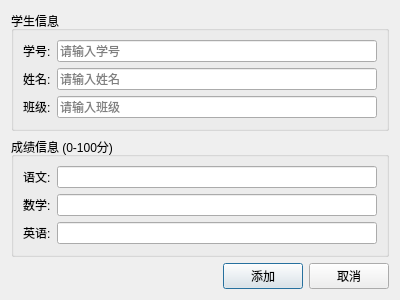
Old version of the form addstudentdialog.ui in the repository dkxjxj/qt_final.
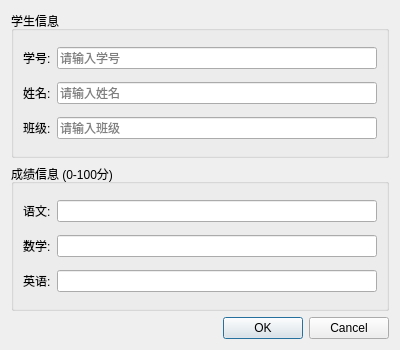
New version of the form.

Commit message: 完善实现了查找学生，删除学生，添加学生，连接数据库等多个功能

The edit to the form file:
```diff
--- a/addstudentdialog.ui
+++ b/addstudentdialog.ui
@@ -7,7 +7,7 @@
     <x>0</x>
     <y>0</y>
     <width>400</width>
-    <height>300</height>
+    <height>350</height>
    </rect>
   </property>
   <property name="windowTitle">
@@ -105,35 +105,14 @@
     </widget>
    </item>
    <item>
-    <layout class="QHBoxLayout" name="horizontalLayout">
-     <item>
-      <spacer name="horizontalSpacer">
-       <property name="orientation">
-        <enum>Qt::Horizontal</enum>
-       </property>
-       <property name="sizeHint" stdset="0">
-        <size>
-         <width>40</width>
-         <height>20</height>
-        </size>
-       </property>
-      </spacer>
-     </item>
-     <item>
-      <widget class="QPushButton" name="addButton">
-       <property name="text">
-        <string>添加</string>
-       </property>
-      </widget>
-     </item>
-     <item>
-      <widget class="QPushButton" name="cancelButton">
-       <property name="text">
-        <string>取消</string>
-       </property>
-      </widget>
-     </item>
-    </layout>
+    <widget class="QDialogButtonBox" name="buttonBox">
+     <property name="orientation">
+      <enum>Qt::Horizontal</enum>
+     </property>
+     <property name="standardButtons">
+      <set>QDialogButtonBox::Cancel|QDialogButtonBox::Ok</set>
+     </property>
+    </widget>
    </item>
   </layout>
  </widget>
```
Left out of the diff: 18 changed lines with no effect on the pictures. The commit also changes 12 other files.
